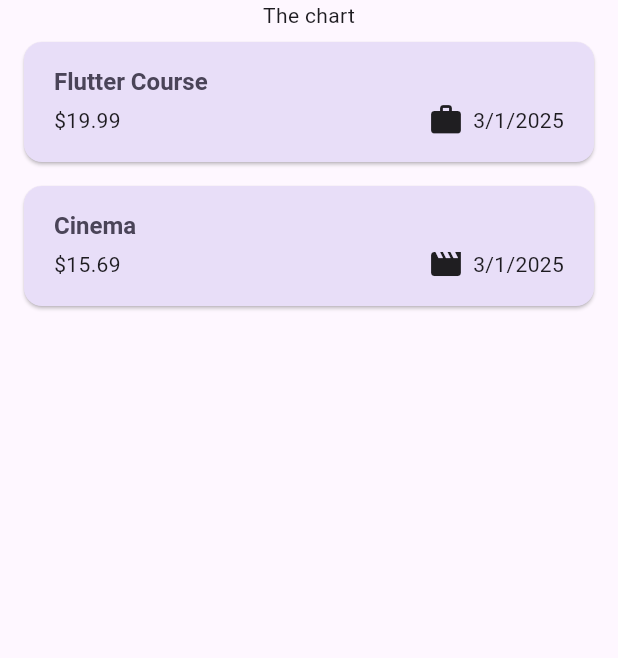
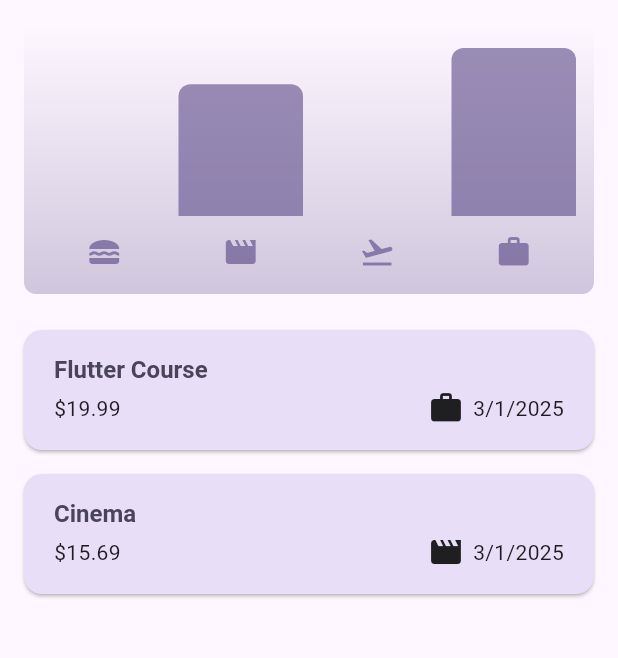
Before and after one commit to shivanshtiwari2005/expense_tracker, a Flutter app: the screen it shows after launch, on a phone screen of 412 x 824 dp, the part 84-742 px from its top. Run offline on Flutter 3.47's test engine with Material 3 defaults, Android fonts, the phone set to English and light mode, and no system bars.

Commit message:
"Implements chart and chart bar page"

```diff
--- a/lib/expenses.dart
+++ b/lib/expenses.dart
@@ -1,8 +1,9 @@
-import 'package:expanse_tracker/main.dart';
+
 import 'package:expanse_tracker/widgets/new_expense.dart';
 import 'package:flutter/material.dart';
 import 'package:expanse_tracker/widgets/expenses_list.dart';
 import 'package:expanse_tracker/models/expense.dart';
+import 'package:expanse_tracker/widgets/chart.dart';
 
 class Expenses extends StatefulWidget {
   const Expenses({super.key});
@@ -90,10 +91,11 @@ class _ExpensesState extends State<Expenses> {
       ),
       body: Column(
         children: [
-          const Text('The chart'),
+          Chart(expenses: _registeredExpenses),
           Expanded(
             child: mainContent,
           ),
+
         ],
       ),
     );
--- a/lib/models/expense.dart
+++ b/lib/models/expense.dart
@@ -33,3 +33,27 @@ class Expense {
     return formatter.format(date);
   }
 }
+
+class ExpenseBucket {
+  const ExpenseBucket({
+    required this.category,
+    required this.expenses,
+  });
+
+  ExpenseBucket.forCategory(List<Expense> allExpenses, this.category)
+  : expenses = allExpenses.where((expense) =>
+  expense.category == category).toList();
+
+  final Category category;
+  final List<Expense> expenses;
+
+  double get totalExpenses {
+    double sum = 0;
+
+    for (final expense in expenses) {
+      sum += expense.amount; //sum + expense.amount
+    }
+
+    return sum;
+  }
+}
--- /dev/null
+++ b/lib/widgets/chart.dart
@@ -0,0 +1,95 @@
+import 'package:flutter/material.dart';
+
+import 'package:expanse_tracker/widgets/chart_bar.dart';
+import 'package:expanse_tracker/models/expense.dart';
+
+class Chart extends StatelessWidget {
+  const Chart({super.key, required this.expenses});
+
+  final List<Expense> expenses;
+
+  List<ExpenseBucket> get buckets {
+    return [
+      ExpenseBucket.forCategory(expenses, Category.food),
+      ExpenseBucket.forCategory(expenses, Category.leisure),
+      ExpenseBucket.forCategory(expenses, Category.travel),
+      ExpenseBucket.forCategory(expenses, Category.work),
+    ];
+  }
+
+  double get maxTotalExpense {
+    double maxTotalExpense = 0;
+
+    for (final bucket in buckets) {
+      if (bucket.totalExpenses > maxTotalExpense) {
+        maxTotalExpense = bucket.totalExpenses;
+      }
+    }
+
+    return maxTotalExpense;
+  }
+
+  @override
+  Widget build(BuildContext context) {
+    final isDarkMode =
+        MediaQuery.of(context).platformBrightness == Brightness.dark;
+    return Container(
+      margin: const EdgeInsets.all(16),
+      padding: const EdgeInsets.symmetric(
+        vertical: 16,
+        horizontal: 8,
+      ),
+      width: double.infinity,
+      height: 180,
+      decoration: BoxDecoration(
+        borderRadius: BorderRadius.circular(8),
+        gradient: LinearGradient(
+          colors: [
+            Theme.of(context).colorScheme.primary.withOpacity(0.3),
+            Theme.of(context).colorScheme.primary.withOpacity(0.0)
+          ],
+          begin: Alignment.bottomCenter,
+          end: Alignment.topCenter,
+        ),
+      ),
+      child: Column(
+        children: [
+          Expanded(
+            child: Row(
+              crossAxisAlignment: CrossAxisAlignment.end,
+              children: [
+                for (final bucket in buckets) // alternative to map()
+                  ChartBar(
+                    fill: bucket.totalExpenses == 0
+                        ? 0
+                        : bucket.totalExpenses / maxTotalExpense,
+                  )
+              ],
+            ),
+          ),
+          const SizedBox(height: 12),
+          Row(
+            children: buckets
+                .map(
+                  (bucket) => Expanded(
+                    child: Padding(
+                      padding: const EdgeInsets.symmetric(horizontal: 4),
+                      child: Icon(
+                        categoryIcons[bucket.category],
+                        color: isDarkMode
+                            ? Theme.of(context).colorScheme.secondary
+                            : Theme.of(context)
+                                .colorScheme
+                                .primary
+                                .withOpacity(0.7),
+                      ),
+                    ),
+                  ),
+                )
+                .toList(),
+          )
+        ],
+      ),
+    );
+  }
+}
--- /dev/null
+++ b/lib/widgets/chart_bar.dart
@@ -0,0 +1,34 @@
+import 'package:flutter/material.dart';
+
+class ChartBar extends StatelessWidget {
+  const ChartBar({
+    super.key,
+    required this.fill,
+  });
+
+  final double fill;
+
+  @override
+  Widget build(BuildContext context) {
+    final isDarkMode =
+        MediaQuery.of(context).platformBrightness == Brightness.dark;
+    return Expanded(
+      child: Padding(
+        padding: const EdgeInsets.symmetric(horizontal: 4),
+        child: FractionallySizedBox(
+          heightFactor: fill, //0 <> 1
+          child: DecoratedBox(
+            decoration: BoxDecoration(
+              shape: BoxShape.rectangle,
+              borderRadius:
+                  const BorderRadius.vertical(top: Radius.circular(8)),
+              color: isDarkMode
+                  ? Theme.of(context).colorScheme.secondary
+                  : Theme.of(context).colorScheme.primary.withOpacity(0.65),
+            ),
+          ),
+        ),
+      ),
+    );
+  }
+}
```
